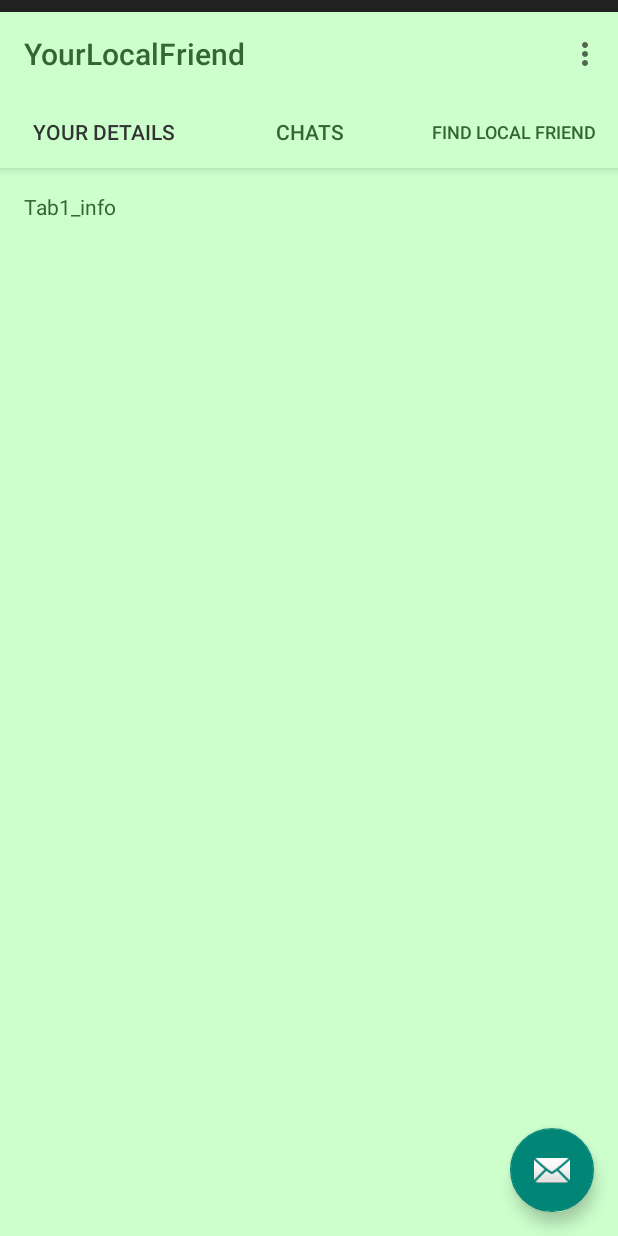
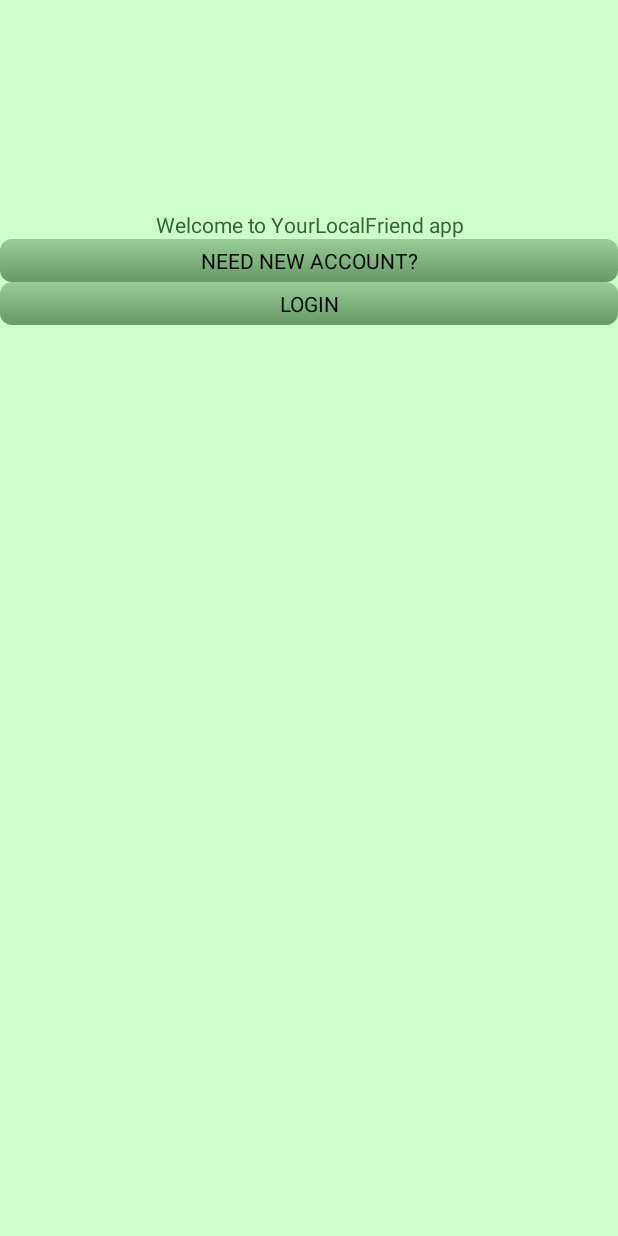
Before and after one commit to oboleka/YourLocalFriend, an Android app: the screen it shows after launch (MainActivity before the commit, StartActivity after it), on a phone screen of 412 x 824 dp. Run offline under Robolectric (Android 15) with nearby library versions, the phone set to English and light mode, and no system bars; our stand-ins replace Firebase (no records; nobody signed in at launch, a user with empty details on screens opened directly); 1 statement that could not run was skipped.

Commit message:
commit 10

```diff
--- a/app/src/main/java/ru/alexander/yourlocalfriend/MainActivity.java
+++ b/app/src/main/java/ru/alexander/yourlocalfriend/MainActivity.java
@@ -2,6 +2,7 @@ package ru.alexander.yourlocalfriend;
 
 import android.app.AlertDialog;
 import android.content.DialogInterface;
+import android.content.Intent;
 import android.support.design.widget.TabLayout;
 import android.support.design.widget.FloatingActionButton;
 import android.support.design.widget.Snackbar;
@@ -26,6 +27,9 @@ import android.widget.LinearLayout;
 import android.widget.TextView;
 import android.widget.Toast;
 
+import com.google.firebase.auth.FirebaseAuth;
+import com.google.firebase.auth.FirebaseUser;
+
 import java.lang.reflect.Array;
 import java.util.ArrayList;
 import java.util.List;
@@ -36,9 +40,26 @@ import static java.security.AccessController.getContext;
 
 public class MainActivity extends AppCompatActivity  implements Tab3Guide.OnFriendSelectedListener{
 
+    private FirebaseAuth mAuth;
+    private Toolbar mToolBar;
     private SectionsPagerAdapter mSectionsPagerAdapter;
     private ViewPager mViewPager;
     ArrayList<YourLocalFriendDTO> chatlist;
+    Fragment hostFragment;
+
+    @Override
+    public void onStart(){
+        super.onStart();
+        FirebaseUser currentUser=mAuth.getCurrentUser();
+        if (currentUser==null){
+            sendToStart();
+        }
+    }
+    public void sendToStart(){
+        Intent startIntent = new Intent(MainActivity.this, StartActivity.class);
+        startActivity(startIntent);
+        finish();
+    }
 
     public void initchatlist(){
         chatlist=new ArrayList<YourLocalFriendDTO>();
@@ -56,56 +77,25 @@ public class MainActivity extends AppCompatActivity  implements Tab3Guide.OnFrie
 
         super.onCreate(savedInstanceState);
 
+        mAuth = FirebaseAuth.getInstance();
+
         setContentView(R.layout.activity_main);
 
-        Toolbar toolbar = (Toolbar) findViewById(R.id.toolbar);
-        setSupportActionBar(toolbar);
+        mToolBar = (Toolbar) findViewById(R.id.main_page_toolbar);
+        setSupportActionBar(mToolBar);
+        getSupportActionBar().setTitle("Your Local Friend");
 
         if (savedInstanceState!=null){
             chatlist = savedInstanceState.getParcelableArrayList("chatlist");
         }else{
             this.initchatlist();
         }
+
+
+        mSectionsPagerAdapter = new SectionsPagerAdapter(this, getSupportFragmentManager(), chatlist);
         mViewPager = (ViewPager) findViewById(R.id.container);
-        mSectionsPagerAdapter = new SectionsPagerAdapter(this, getSupportFragmentManager(), chatlist);
         mViewPager.setAdapter(mSectionsPagerAdapter);
         mSectionsPagerAdapter.setData(chatlist);
-/*
-        mViewPager.setOnPageChangeListener(new ViewPager.OnPageChangeListener() {
-            @Override
-            public void onPageScrolled(int position, float positionOffset, int positionOffsetPixels) {
-
-            }
-
-            @Override
-            public void onPageSelected(int position) {
-                Fragment fragment=((SectionsPagerAdapter) mViewPager.getAdapter()).getFragment(position);
-                if ((position==1)&&(fragment!=null))
-                {
-                    //fragment.onResume();
-                }
-            }
-
-            @Override
-            public void onPageScrollStateChanged(int state) {
-
-            }
-        });
-
-*/
-        TabLayout tabLayout = (TabLayout) findViewById(R.id.tabs);
-        tabLayout.setupWithViewPager(mViewPager);
-
-
-        FloatingActionButton fab = (FloatingActionButton) findViewById(R.id.fab);
-        fab.setOnClickListener(new View.OnClickListener() {
-            @Override
-            public void onClick(View view) {
-                Snackbar.make(view, "Replace with your own action", Snackbar.LENGTH_LONG);
-                Snackbar.make(view, "Replace with your own action", Snackbar.LENGTH_LONG)
-                        .setAction("Action", null).show();
-            }
-        });
 
         /** For the first app run asks to enter the  user info
          * if OK pressed leads to tab1
@@ -136,28 +126,64 @@ public class MainActivity extends AppCompatActivity  implements Tab3Guide.OnFrie
             getSharedPreferences("PREFERENCE", MODE_PRIVATE).edit()
                     .putBoolean("isfirstrun", false).commit();
         }
+
+        mViewPager.setOnPageChangeListener(new ViewPager.OnPageChangeListener() {
+            @Override
+            public void onPageScrolled(int position, float positionOffset, int positionOffsetPixels) {
+
+            }
+
+            @Override
+            public void onPageSelected(int position) {
+
+            }
+
+            @Override
+            public void onPageScrollStateChanged(int state) {
+
+            }
+        });
+
+        TabLayout tabLayout = (TabLayout) findViewById(R.id.tabs);
+        tabLayout.setupWithViewPager(mViewPager);
+
+
+        FloatingActionButton fab = (FloatingActionButton) findViewById(R.id.fab);
+        fab.setOnClickListener(new View.OnClickListener() {
+            @Override
+            public void onClick(View view) {
+                Snackbar.make(view, "Replace with your own action", Snackbar.LENGTH_LONG);
+                Snackbar.make(view, "Replace with your own action", Snackbar.LENGTH_LONG)
+                        .setAction("Action", null).show();
+            }
+        });
+
+
     }
 
     @Override
     public boolean onCreateOptionsMenu(Menu menu) {
         // Inflate the menu; this adds items to the action bar if it is present.
-        getMenuInflater().inflate(R.menu.menu_main, menu);
+        getMenuInflater().inflate(R.menu.main_menu, menu);
         return true;
     }
 
+
+
     @Override
     public boolean onOptionsItemSelected(MenuItem item) {
-        // Handle action bar item clicks here. The action bar will
-        // automatically handle clicks on the Home/Up button, so long
-        // as you specify a parent activity in AndroidManifest.xml.
+        super.onOptionsItemSelected(item);
         int id = item.getItemId();
 
-        //noinspection SimplifiableIfStatement
         if (id == R.id.action_settings) {
             return true;
         }
+        if (id == R.id.main_logout_btn) {
+            FirebaseAuth.getInstance().signOut();
+            sendToStart();
+        }
 
-        return super.onOptionsItemSelected(item);
+        return true;
     }
 
     @Override
@@ -201,5 +227,13 @@ public class MainActivity extends AppCompatActivity  implements Tab3Guide.OnFrie
         return true;
     }
 
+    @Override
+    public void onBackPressed() {
+        Bundle outState = new Bundle();
+        outState.putParcelableArrayList("chatlist", chatlist);
+        onSaveInstanceState(outState);
+        super.onBackPressed(); //Check if you still want to go back
+    }
+
 
 }
--- a/app/src/main/java/ru/alexander/yourlocalfriend/SectionsPagerAdapter.java
+++ b/app/src/main/java/ru/alexander/yourlocalfriend/SectionsPagerAdapter.java
@@ -35,15 +35,12 @@ public class SectionsPagerAdapter extends FragmentPagerAdapter{
         tab2Chat.refreshData(chatlist);//(data)
     }
 
-
     public SectionsPagerAdapter(Context context, FragmentManager fm, ArrayList<YourLocalFriendDTO> list) {
         super(fm);
         this.context=context;
         //this.data=setData(list);
         this.data=list;
         initMap(context);
-
-
     }
 
     @Override
@@ -101,10 +98,10 @@ public class SectionsPagerAdapter extends FragmentPagerAdapter{
 
 
     public void switchToFragment(Fragment newFrag) {
-
+     //   FragmentTransaction transaction = this.fm.beginTransaction();
         FragmentTransaction transaction = this.fm.beginTransaction();
         transaction.replace(id.container, newFrag);
-        transaction.addToBackStack(null);
+        transaction.addToBackStack(String.valueOf(newFrag.getTargetFragment()));//addToBackStack("Fragment Tag")
         transaction.commit();
     }
 
@@ -119,16 +116,21 @@ public class SectionsPagerAdapter extends FragmentPagerAdapter{
               }
               return  obj;
       }
+    */
 
     public Fragment getFragment(int position){
-        Integer tag=mFragmentTags.get(position);
+        /*
+        Integer tag=tabs.get(position);
+
         if (tag==null){
             return null;
 
         }
         return fm.findFragmentById(tag);
+        */
+        return tabs.get(position);
     }
-*/
+
         private void initMap(Context context) {
             tabs = new HashMap<>();
             tabs.put(0, Tab1Info.getInstanceTab1Info(context));
--- /dev/null
+++ b/app/src/main/java/ru/alexander/yourlocalfriend/StartActivity.java
@@ -0,0 +1,43 @@
+package ru.alexander.yourlocalfriend;
+
+import android.content.Intent;
+import android.os.Bundle;
+import android.support.v7.app.AppCompatActivity;
+import android.view.View;
+import android.widget.Button;
+
+/**
+ * Created by ekaterina on 23/01/2018.
+ */
+
+public class StartActivity extends AppCompatActivity {
+
+    private Button mRegBtn;
+    private Button mLogBtn;
+
+    @Override
+    protected void onCreate (Bundle savedBundleInstance){
+        super.onCreate(savedBundleInstance);
+
+        setContentView(R.layout.start_activity);
+        mRegBtn=(Button) findViewById(R.id.start_reg_btn);
+        mLogBtn=(Button) findViewById(R.id.start_login_btn);
+
+        mRegBtn.setOnClickListener(new View.OnClickListener(){
+            @Override
+            public void onClick(View view){
+                Intent reg_intent=new Intent(StartActivity.this, RegisterActivity.class);
+                startActivity(reg_intent);
+            }
+        });
+
+        mLogBtn.setOnClickListener(new View.OnClickListener(){
+            @Override
+            public void onClick(View view){
+                Intent loging_intent=new Intent(StartActivity.this, LoginActivity.class);
+                startActivity(loging_intent);
+            }
+        });
+    }
+
+}
--- a/app/src/main/java/ru/alexander/yourlocalfriend/Tab1Info.java
+++ b/app/src/main/java/ru/alexander/yourlocalfriend/Tab1Info.java
@@ -9,6 +9,7 @@ import android.view.LayoutInflater;
 
 public class Tab1Info extends ParentFragment {
     private static final int LAYOUT=R.layout.tab1_info;
+    private static final String TAG_FRAGMENT1 ="UserInfo" ;
 
 
     private Context context;
@@ -17,7 +18,9 @@ public class Tab1Info extends ParentFragment {
         this.context = context;
     }
 
-
+    public static String getTagFragment() {
+        return TAG_FRAGMENT1;
+    }
 
 
     public static Tab1Info getInstanceTab1Info(Context context){
--- a/app/src/main/java/ru/alexander/yourlocalfriend/Tab2Chat.java
+++ b/app/src/main/java/ru/alexander/yourlocalfriend/Tab2Chat.java
@@ -18,12 +18,17 @@ import ru.alexander.yourlocalfriend.packageDTO.YourLocalFriendDTO;
 
 public class Tab2Chat extends ParentFragment {
     private static final int LAYOUT=R.layout.tab2_chat;
+    private final static String TAG_FRAGMENT2 = "ChatsFragment";
     private String title;
     private Context context;
-    ArrayList<YourLocalFriendDTO> updateddata;
+    static ArrayList<YourLocalFriendDTO> updateddata;
     RecyclerView AddressRV;
-    AdressChatListAdapter adapter;
+    private static AdressChatListAdapter  adapter;
 
+
+    public static String getTagFragment() {
+        return TAG_FRAGMENT2;
+    }
 
     public void setUpdateddata(ArrayList<YourLocalFriendDTO> data) {
         updateddata=new ArrayList<YourLocalFriendDTO>();
@@ -46,6 +51,7 @@ public class Tab2Chat extends ParentFragment {
         tab2.setUpdateddata(data);
         tab2.setContext(context);
         tab2.setTitle(context.getString(R.string.tab_item_chats));
+        adapter=new AdressChatListAdapter(updateddata);
         return tab2;
 
     }
@@ -60,13 +66,11 @@ public class Tab2Chat extends ParentFragment {
     public void onCreate(Bundle savedInstanceState){
         super.onCreate(savedInstanceState);
         if (savedInstanceState==null){
-
-        }else {
+       }else {
             updateddata = savedInstanceState.getParcelableArrayList("updateddata");
         }
 
     }
-
 
     @Override
     public View onCreateView(LayoutInflater inflater, ViewGroup container,
@@ -75,11 +79,10 @@ public class Tab2Chat extends ParentFragment {
 
         RecyclerView AddressRV=(RecyclerView)rootView.findViewById(R.id.adressChatRecyclerView);
         AddressRV.setLayoutManager(new LinearLayoutManager(getContext()));
-        adapter=new AdressChatListAdapter(updateddata);
+        //adapter=new AdressChatListAdapter(updateddata);
         AddressRV.setAdapter(adapter);
         return rootView;
     }
-
 
     @Override
     public  void onResume(){
@@ -87,19 +90,16 @@ public class Tab2Chat extends ParentFragment {
 
     }
     public void refreshData(List<YourLocalFriendDTO> list){
-        adapter.setData(list);
-        adapter.notifyDataSetChanged();
+        //if (adapter!=null){
+            adapter.setData(list);
+            adapter.notifyDataSetChanged();
+        //}
     }
 
     @Override
     public void onActivityCreated(@Nullable Bundle savedInstanceState) {
         super.onActivityCreated(savedInstanceState);
-        //View rootView = inflater.inflate(R.layout.tab2_chat, container, false);
+    }
 
-        //RecyclerView AddressRV=(RecyclerView)rootView.findViewById(R.id.adressChatRecyclerView);
-        //AddressRV.setLayoutManager(new LinearLayoutManager(getContext()));
-        //adapter=new AdressChatListAdapter(updateddata);
-        //AddressRV.setAdapter(adapter);
-        //return rootView;
-    }
+
 }
--- a/app/src/main/res/layout/activity_main.xml
+++ b/app/src/main/res/layout/activity_main.xml
@@ -15,7 +15,8 @@
         android:paddingTop="@dimen/appbar_padding_top"
         android:theme="@style/AppTheme.AppBarOverlay">
 
-        <android.support.v7.widget.Toolbar
+       <include layout="@layout/app_bar_laout" android:id="@+id/main_page_toolbar"/>
+       <!-- <android.support.v7.widget.Toolbar
             android:id="@+id/toolbar"
             android:layout_width="match_parent"
             android:layout_height="?attr/actionBarSize"
@@ -27,7 +28,7 @@
             app:subtitleTextColor="@color/textColor"
             app:titleTextColor="@color/textColor">
 
-        </android.support.v7.widget.Toolbar>
+        </android.support.v7.widget.Toolbar>-->
 
         <android.support.design.widget.TabLayout
             android:id="@+id/tabs"
--- /dev/null
+++ b/app/src/main/res/layout/start_activity.xml
@@ -0,0 +1,25 @@
+<?xml version="1.0" encoding="utf-8"?>
+<LinearLayout xmlns:android="http://schemas.android.com/apk/res/android"
+    android:orientation="vertical" android:layout_width="match_parent"
+    android:layout_height="match_parent">
+
+    <TextView
+        android:id="@+id/textView"
+        android:paddingTop="140dp"
+        android:layout_width="match_parent"
+        android:layout_height="wrap_content"
+        android:text="Welcome to YourLocalFriend app"
+        android:textAlignment="center" />
+
+    <Button
+        android:id="@+id/start_reg_btn"
+        android:layout_width="match_parent"
+        android:layout_height="wrap_content"
+        android:text="@string/need_new_account" />
+
+    <Button
+        android:id="@+id/start_login_btn"
+        android:layout_width="match_parent"
+        android:layout_height="wrap_content"
+        android:text="@string/start_login_btn" />
+</LinearLayout>
--- /dev/null
+++ b/app/src/main/res/menu/main_menu.xml
@@ -0,0 +1,8 @@
+<?xml version="1.0" encoding="utf-8"?>
+<menu xmlns:app="http://schemas.android.com/apk/res-auto"
+    xmlns:android="http://schemas.android.com/apk/res/android">
+
+    <item
+        android:id="@+id/main_logout_btn"
+        android:title="@string/main_menu_log_out"/>
+</menu>
--- a/app/src/main/res/values/strings.xml
+++ b/app/src/main/res/values/strings.xml
@@ -17,5 +17,15 @@
     <string name="tab_item_find_friend">FIND LOCAL FRIEND</string>
     <string name="label_hobby_eng">Hobbies : </string>
     <string name="label_hobby_age">Age : </string>
+    <string name="create_acount_btn_txt">CREATE ACCOUNT</string>
+    <string name="hint_password">Password</string>
+    <string name="hint_email">Email</string>
+    <string name="hint_display_name">Display Name</string>
+    <string name="main_menu_log_out">Log out</string>
+    <string name="register_txt_create_new_account">CREATE a NEW ACCOUNT</string>
+    <string name="login_page_txt">Login to your account</string>
+    <string name="login_btn_txt">LOGIN</string>
+    <string name="need_new_account">NEED NEW ACCOUNT?</string>
+    <string name="start_login_btn">LOGIN</string>CREATE ACCOUNT
 
 </resources>
```
Also changed, not shown: app/build.gradle (+15 -0 lines), app/src/main/AndroidManifest.xml (+20 -9 lines), app/src/main/java/ru/alexander/yourlocalfriend/LoginActivity.java (added, +88 -0 lines), app/src/main/java/ru/alexander/yourlocalfriend/RegisterActivity.java (added, +101 -0 lines), app/src/main/java/ru/alexander/yourlocalfriend/Tab3Guide.java (+15 -15 lines), app/src/main/res/layout/activity_login.xml (added, +53 -0 lines), app/src/main/res/layout/activity_register.xml (added, +74 -0 lines), app/src/main/res/layout/app_bar_laout.xml (added, +13 -0 lines), build.gradle (+12 -2 lines), gradle/wrapper/gradle-wrapper.properties, 1 other file.
